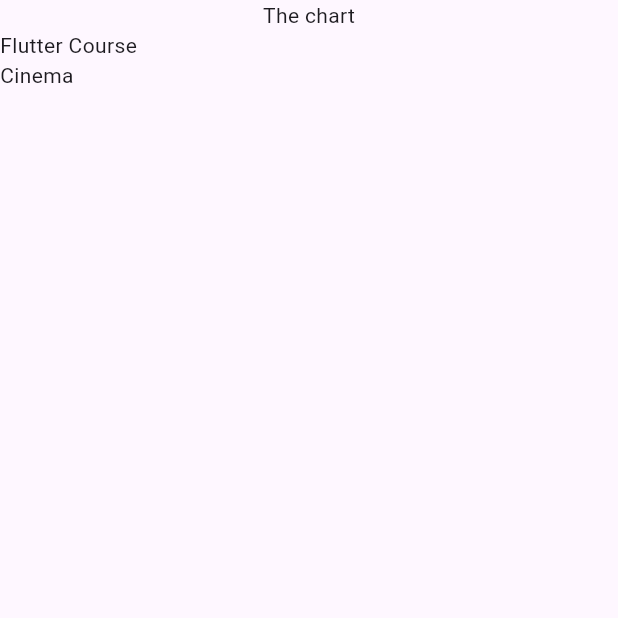
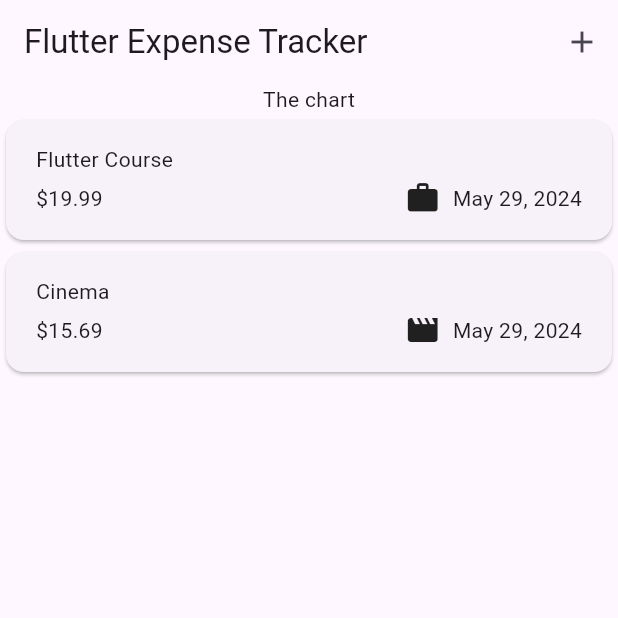
Before and after one commit to echolumaque/expense_tracker, a Flutter app: the screen it shows after launch, on a phone screen of 412 x 824 dp, the top half of it. Run offline on Flutter 3.47's test engine with Material 3 defaults, Android fonts, the phone set to English and light mode, and no system bars.

Commit message:
Continued developing expense tracker. Added expense item and appbar

```diff
--- a/lib/enums/category.dart
+++ b/lib/enums/category.dart
@@ -1,6 +1,19 @@
+import 'package:flutter/material.dart';
+
 enum Category {
   food,
   travel,
   leisure,
   work,
 }
+
+extension CategoryExtension on Category {
+  IconData get categoryIcon {
+    return switch (this) {
+      Category.food => Icons.lunch_dining,
+      Category.travel => Icons.flight_takeoff,
+      Category.leisure => Icons.movie,
+      Category.work => Icons.work,
+    };
+  }
+}
--- a/lib/main.dart
+++ b/lib/main.dart
@@ -1,4 +1,4 @@
-import 'package:expense_tracker/views/expenses.dart';
+import 'package:expense_tracker/widgets/expenses.dart';
 import 'package:flutter/material.dart';
 
 void main() {
--- a/lib/models/expense.dart
+++ b/lib/models/expense.dart
@@ -1,6 +1,8 @@
+import 'package:intl/intl.dart';
 import 'package:uuid/uuid.dart';
 import '../enums/category.dart';
 
+final formatter = DateFormat.yMMMMd();
 const uuid = Uuid();
 
 class Expense {
@@ -16,4 +18,8 @@ class Expense {
   final double amount;
   final DateTime date;
   final Category category;
+
+  String get formattedDate {
+    return formatter.format(date);
+  }
 }
--- a/lib/views/expenses.dart
+++ b/lib/widgets/expenses.dart
@@ -1,6 +1,6 @@
 import 'package:expense_tracker/enums/category.dart';
 import 'package:expense_tracker/models/expense.dart';
-import 'package:expense_tracker/views/expenses_list.dart';
+import 'package:expense_tracker/widgets/expenses_list/expenses_list.dart';
 import 'package:flutter/material.dart';
 
 class Expenses extends StatefulWidget {
@@ -29,6 +29,15 @@ class _ExpensesState extends State<Expenses> {
   @override
   Widget build(BuildContext context) {
     return Scaffold(
+      appBar: AppBar(
+        title: const Text("Flutter Expense Tracker"),
+        actions: [
+          IconButton(
+            onPressed: () {},
+            icon: const Icon(Icons.add),
+          ),
+        ],
+      ),
       body: Column(
         children: [
           const Text("The chart"),
--- /dev/null
+++ b/lib/widgets/expenses_list/expense_item.dart
@@ -0,0 +1,41 @@
+import 'package:expense_tracker/enums/category.dart';
+import 'package:expense_tracker/models/expense.dart';
+import 'package:flutter/material.dart';
+
+class ExpenseItem extends StatelessWidget {
+  const ExpenseItem({super.key, required this.expense});
+
+  final Expense expense;
+
+  @override
+  Widget build(BuildContext context) {
+    return Card(
+      child: Padding(
+        padding: const EdgeInsets.symmetric(
+          horizontal: 20,
+          vertical: 16,
+        ),
+        child: Column(
+          crossAxisAlignment: CrossAxisAlignment.start,
+          children: [
+            Text(expense.title),
+            const SizedBox(height: 4),
+            Row(
+              children: [
+                Text('\$${expense.amount.toStringAsFixed(2)}'),
+                const Spacer(),
+                Row(
+                  children: [
+                    Icon(expense.category.categoryIcon),
+                    const SizedBox(width: 8),
+                    Text(expense.formattedDate)
+                  ],
+                ),
+              ],
+            ),
+          ],
+        ),
+      ),
+    );
+  }
+}
--- a/lib/views/expenses_list.dart
+++ b/lib/widgets/expenses_list/expenses_list.dart
@@ -1,5 +1,6 @@
+import 'package:expense_tracker/widgets/expenses_list/expense_item.dart';
 import 'package:flutter/material.dart';
-import '../models/expense.dart';
+import '../../models/expense.dart';
 
 class ExpensesList extends StatelessWidget {
   const ExpensesList({
@@ -13,7 +14,7 @@ class ExpensesList extends StatelessWidget {
   Widget build(BuildContext context) {
     return ListView.builder(
       itemCount: expenses.length,
-      itemBuilder: (ctx, index) => Text(expenses[index].title),
+      itemBuilder: (context, index) => ExpenseItem(expense: expenses[index]),
     );
   }
 }
--- a/pubspec.yaml
+++ b/pubspec.yaml
@@ -36,6 +36,7 @@ dependencies:
   # Use with the CupertinoIcons class for iOS style icons.
   cupertino_icons: ^1.0.6
   uuid: ^4.4.0
+  intl: ^0.19.0
 
 dev_dependencies:
   flutter_test:
```
Also changed, not shown: pubspec.lock.
